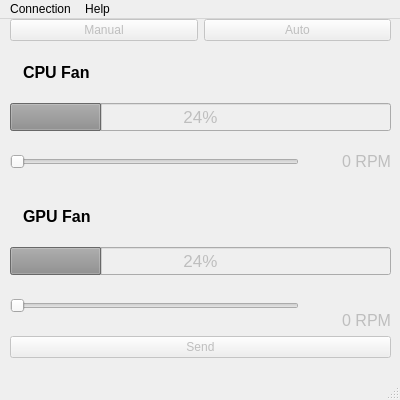
This is Qt/mainwindow.ui in mbober1/ESPCooling as Qt 5 draws it before an edit. The edited form follows.
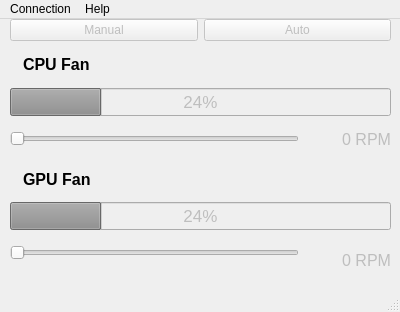
This is the edited form. Icons and pictures are not drawn.

The edit to the form file:
```diff
--- a/Qt/mainwindow.ui
+++ b/Qt/mainwindow.ui
@@ -7,7 +7,7 @@
     <x>0</x>
     <y>0</y>
     <width>400</width>
-    <height>400</height>
+    <height>312</height>
    </rect>
   </property>
   <property name="sizePolicy">
@@ -19,13 +19,13 @@
   <property name="minimumSize">
    <size>
     <width>400</width>
-    <height>400</height>
+    <height>312</height>
    </size>
   </property>
   <property name="maximumSize">
    <size>
     <width>400</width>
-    <height>400</height>
+    <height>312</height>
    </size>
   </property>
   <property name="windowTitle">
@@ -42,7 +42,7 @@
       <x>10</x>
       <y>0</y>
       <width>381</width>
-      <height>339</height>
+      <height>251</height>
      </rect>
     </property>
     <layout class="QVBoxLayout" name="verticalLayout">
@@ -291,24 +291,6 @@
        </item>
       </layout>
      </item>
-     <item>
-      <layout class="QHBoxLayout" name="buttonsLayout">
-       <item>
-        <widget class="QPushButton" name="sendButton">
-         <property name="enabled">
-          <bool>false</bool>
-         </property>
-         <property name="text">
-          <string>Send</string>
-         </property>
-         <property name="icon">
-          <iconset resource="resources.qrc">
-           <normaloff>:/icon/icons/send.png</normaloff>:/icon/icons/send.png</iconset>
-         </property>
-        </widget>
-       </item>
-      </layout>
-     </item>
     </layout>
    </widget>
   </widget>
```
